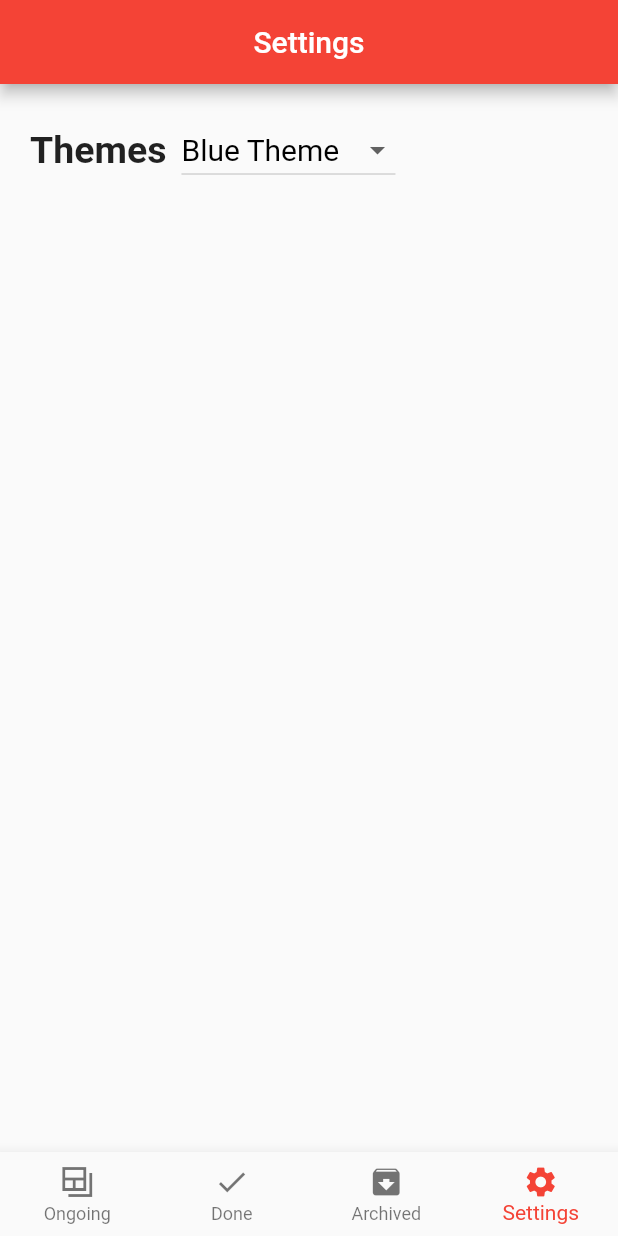
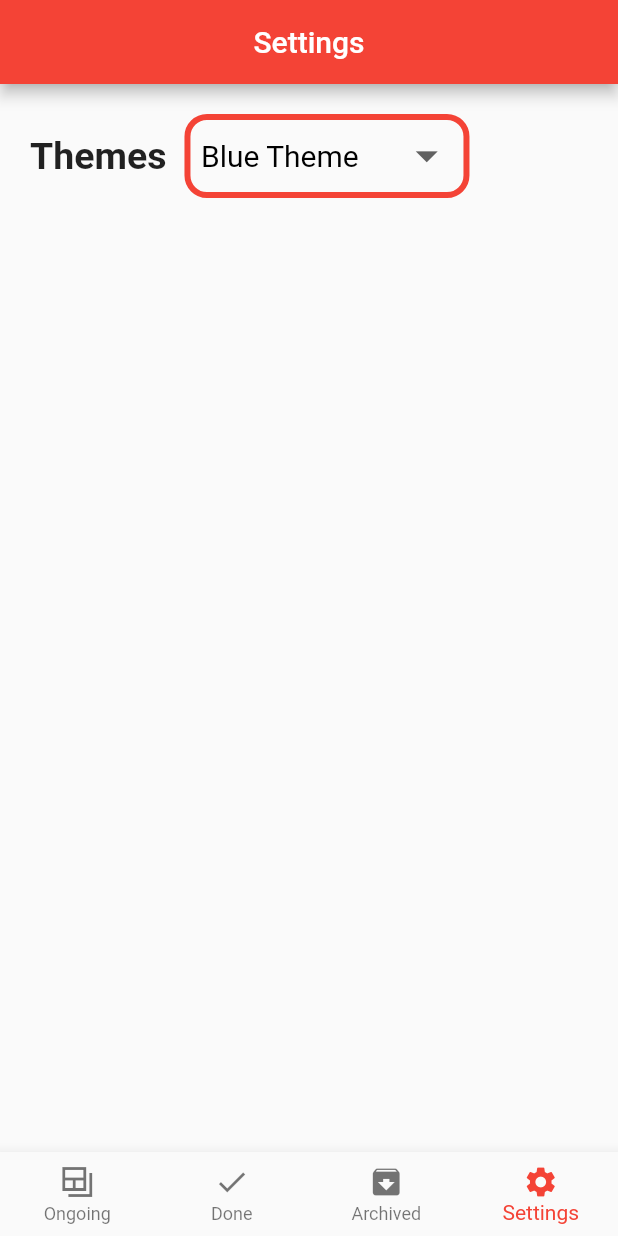
Before and after one commit to Moataz444/Todo_App, a Flutter app: the screen it shows after launch, item 4 of the bottom bar chosen, on a phone screen of 412 x 824 dp. Run offline on Flutter 3.47's test engine with Material 2 defaults, Android fonts, the phone set to English and light mode, and no system bars.

Commit message:
dropdown button decoration

```diff
--- a/lib/modules/settings_screen.dart
+++ b/lib/modules/settings_screen.dart
@@ -1,5 +1,7 @@
 import 'package:flutter/material.dart';
 import 'package:todo_app/shared/styles/colors.dart';
+
+import '../shared/components/constants.dart';
 
 class SettingsScreen extends StatefulWidget {
   const SettingsScreen({Key? key}) : super(key: key);
@@ -10,7 +12,6 @@ class SettingsScreen extends StatefulWidget {
 
 class _SettingsScreenState extends State<SettingsScreen> {
   void popupButtonSelected(String value) {}
-  String dropdownValue = 'Blue Theme';
   Color color = clr;
 
   @override
@@ -22,11 +23,23 @@ class _SettingsScreenState extends State<SettingsScreen> {
           const Text('Themes',
               style: TextStyle(fontSize: 25, fontWeight: FontWeight.w700)),
           const SizedBox(
-            width: 10,
+            width: 12,
           ),
-          DropdownButton<String>(
+          Container(
+            padding: const EdgeInsetsDirectional.only(start: 7, end: 7),
+            width: 190,
+            decoration: BoxDecoration(
+                borderRadius: BorderRadius.circular(15),
+                border: Border.all(color: clr, width: 4)),
+            child: DropdownButtonHideUnderline(
+              child: DropdownButton<String>(
+                isExpanded: true,
+                iconSize: 35,
                 value: dropdownValue,
-            style: const TextStyle(color: Colors.black, fontSize: 20),
+                style: const TextStyle(
+                  color: Colors.black,
+                  fontSize: 20,
+                ),
                 items: const [
                   DropdownMenuItem(
                     value: 'Blue Theme',
@@ -66,6 +79,8 @@ class _SettingsScreenState extends State<SettingsScreen> {
                   });
                 },
               ),
+            ),
+          ),
         ],
       ),
     );
--- a/lib/shared/components/constants.dart
+++ b/lib/shared/components/constants.dart
@@ -0,0 +1 @@
+String? dropdownValue = 'Blue Theme';
```
Lines whose indentation alone changed are shown as unchanged.
